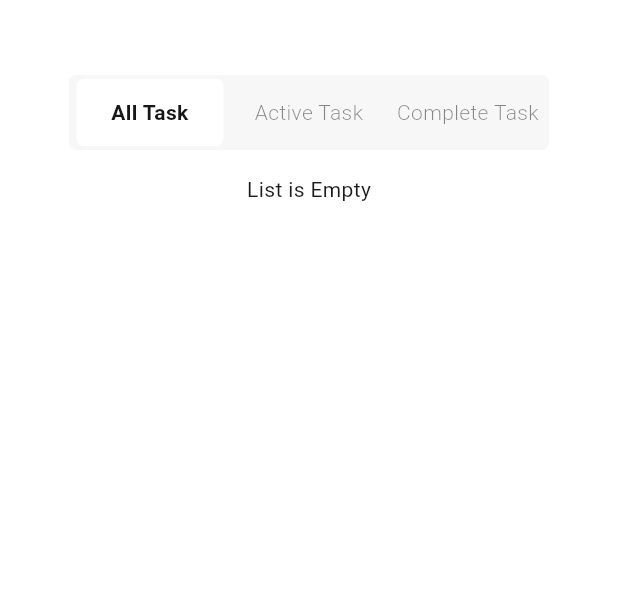
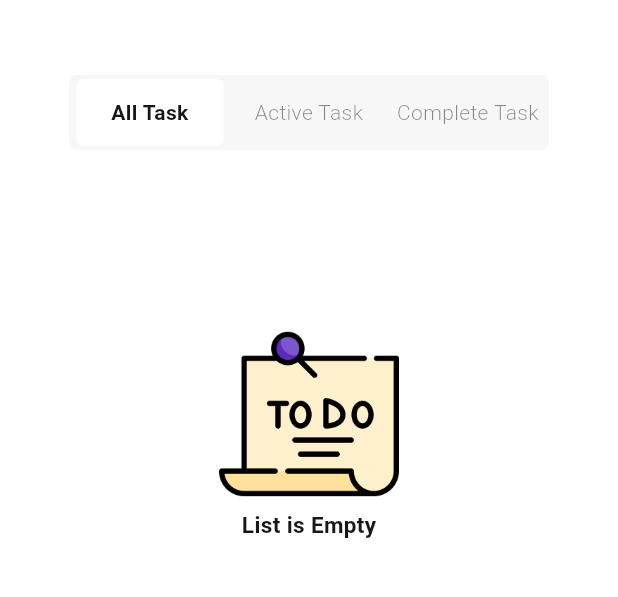
Before and after one commit to jamalshah690/desktopme, a Flutter app: the DashboardPage screen opened by its route, on a phone screen of 412 x 824 dp, the part 66-663 px from its top. Run offline on Flutter 3.47's test engine with Material 3 defaults, Android fonts, the phone set to English and light mode, and no system bars; our stand-ins replace flutter_spinkit, flutter_staggered_animations, flutter_svg, shared_preferences, sqflite_common_ffi, synchronized; missing offline and left inert: window_manager; accounts and stored records are empty.

Commit message:
app logo change and add some icons

```diff
--- a/lib/core/configs/assets/app_icons.dart.dart
+++ b/lib/core/configs/assets/app_icons.dart.dart
@@ -1,3 +1,4 @@
 class AppIcons {
-  static const String appIcon = 'assets/icons/app_icon.png';
+  static const String editIcon = 'assets/editIcon.svg';
+    static const String deleteIcon = 'assets/deleteIcon.svg';
 }
--- a/lib/core/configs/assets/images_urls.dart
+++ b/lib/core/configs/assets/images_urls.dart
@@ -1,2 +1,5 @@
 class ImagesUrls {
-  static const String splashImage = 'assets/images/splashimage.jpg';}
+  static const String splashImage = 'assets/images/splashimage.jpg';
+   static const String todoList ='assets/todolist.png';
+
+  }
--- a/lib/feature/todo/presentation/widgets/card_component.dart
+++ b/lib/feature/todo/presentation/widgets/card_component.dart
@@ -1,6 +1,8 @@
 // ignore_for_file: public_member_api_docs, sort_constructors_first
 import 'dart:developer';
 
+import 'package:desktopme/core/configs/assets/app_icons.dart.dart';
+import 'package:desktopme/core/configs/assets/images_urls.dart';
 import 'package:flutter/material.dart';
 import 'package:flutter_staggered_animations/flutter_staggered_animations.dart';
 
@@ -8,6 +10,7 @@ import 'package:desktopme/core/configs/colors/app_colors.dart';
 import 'package:desktopme/feature/todo/domain/todo_model.dart';
 import 'package:desktopme/feature/todo/presentation/widgets/delete_dailog.dart';
 import 'package:desktopme/feature/todo/presentation/widgets/edit_add_dailog.dart';
+import 'package:flutter_svg/svg.dart';
 import 'package:intl/intl.dart';
 
 class CardComponent extends StatelessWidget {
@@ -18,7 +21,25 @@ class CardComponent extends StatelessWidget {
   Widget build(BuildContext context) {
     log('search off');
     return todoList.isEmpty
-        ? Center(child: Text('List is Empty'))
+        ? Center(
+            child: Padding(
+              padding: const EdgeInsets.all(8.0).copyWith(top: 100),
+              child: Column(
+                children: [
+                  Image.asset(ImagesUrls.todoList, width: 120, height: 120),
+                  SizedBox(height: 3),
+                  Text(
+                    'List is Empty',
+                    style: TextStyle(
+                      fontSize: 15,
+                      color: AppColors.black,
+                      fontWeight: FontWeight.w700,
+                    ),
+                  ),
+                ],
+              ),
+            ),
+          )
         : AnimationLimiter(
             child: ListView.builder(
               padding: EdgeInsets.zero,
@@ -64,7 +85,7 @@ class CardComponent extends StatelessWidget {
                                   ),
                                 ),
                                 Text(
-                               formatDate(   todo.createdAt),
+                                 'Date : ' +formatDate(todo.createdAt),
                                   style: TextStyle(
                                     fontSize: 12,
                                     fontWeight: FontWeight.w700,
@@ -81,7 +102,8 @@ class CardComponent extends StatelessWidget {
                               ),
                             ),
                             SizedBox(height: 4),
-                            Row(mainAxisAlignment: MainAxisAlignment.start,
+                            Row(
+                              mainAxisAlignment: MainAxisAlignment.start,
                               children: [
                                 Text(
                                   'Status  : ',
@@ -90,11 +112,14 @@ class CardComponent extends StatelessWidget {
                                     color: AppColors.black,
                                     fontWeight: FontWeight.w700,
                                   ),
-                                ),Text(
+                                ),
+                                Text(
                                   '${todo.status}',
                                   style: TextStyle(
                                     fontSize: 12,
-                                    color: todo.status=='Active'?AppColors.lightBlack:AppColors.green,
+                                    color: todo.status == 'Active'
+                                        ? AppColors.lightBlack
+                                        : AppColors.green,
                                     fontWeight: FontWeight.w700,
                                   ),
                                 ),
@@ -105,8 +130,6 @@ class CardComponent extends StatelessWidget {
                               children: [
                                 InkWell(
                                   onTap: () {
-
-
                                     showDialog(
                                       context: context,
                                       builder: (_) => DeleteTaskDialog(
@@ -120,12 +143,8 @@ class CardComponent extends StatelessWidget {
                                         },
                                       ),
                                     );
-
                                   },
-                                  child: Icon(
-                                    Icons.delete_forever,
-                                    color: AppColors.error,
-                                  ),
+                                  child: SvgPicture.asset(AppIcons.deleteIcon,width: 28,height: 25,),
                                 ),
                                 InkWell(
                                   onTap: () {
@@ -151,10 +170,7 @@ class CardComponent extends StatelessWidget {
                                       ),
                                     );
                                   },
-                                  child: Icon(
-                                    Icons.edit_document,
-                                    color: AppColors.lightPurple,
-                                  ),
+                                  child: SvgPicture.asset(AppIcons.editIcon),
                                 ),
                               ],
                             ),
@@ -167,7 +183,9 @@ class CardComponent extends StatelessWidget {
               },
             ),
           );
-  } String formatDate(String date) {
+  }
+
+  String formatDate(String date) {
     final parsedDate = DateTime.parse(date); // Parses "2025-06-25"
     final formatter = DateFormat("MMM d-yyyy"); // Converts to "Jun 25-2025"
     return formatter.format(parsedDate);
```
Also changed, not shown: pubspec.yaml (+9 -4 lines), assets/Customer.png (added), assets/deleteIcon.svg (added), assets/editIcon.svg (added), assets/todolist.png (added), pubspec.lock, 1 other file.
